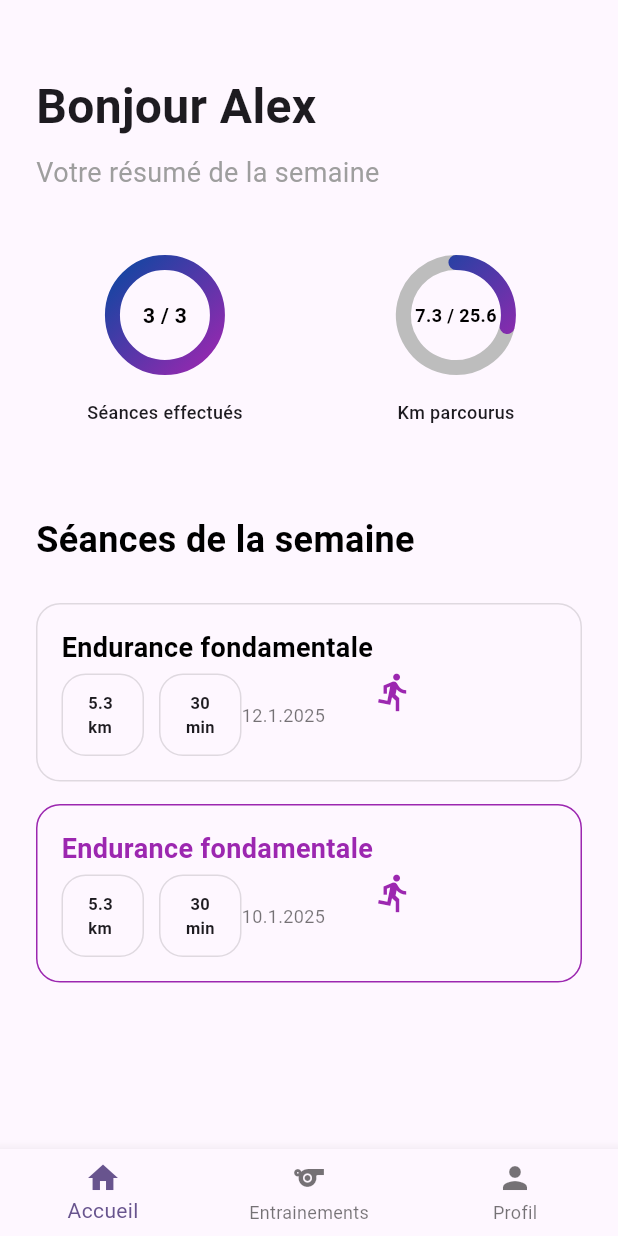
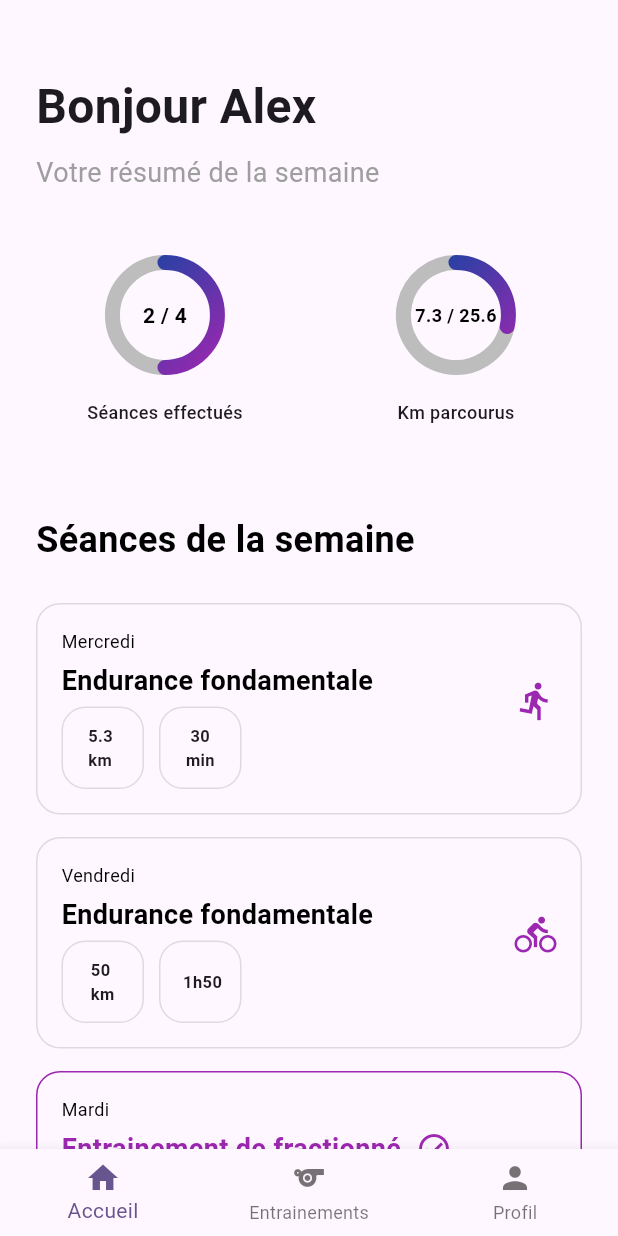
Before and after one commit to ferum-pdg/mobile-app, a Flutter app: the screen it shows after launch, on a phone screen of 412 x 824 dp. Run offline on Flutter 3.47's test engine with Material 3 defaults, Android fonts, the phone set to English and light mode, and no system bars; our stand-ins replace share_plus; missing offline and left inert: pigeon.

Commit message:
feat: wokouts cards finished

```diff
--- a/lib/models/workout.dart
+++ b/lib/models/workout.dart
@@ -7,6 +7,9 @@ class WorkoutClass {
   final DateTime Date;
   final workoutType;
   final workoutSport;
+  final int duration;
+  final double distance;
+  final String day;
 
   WorkoutClass({
     required this.id,
@@ -15,6 +18,9 @@ class WorkoutClass {
     required this.Date,
     required this.workoutType,
     required this.workoutSport,
+    required this.duration,
+    required this.distance,
+    required this.day,
   });
 
   factory WorkoutClass.fromJson(Map<String, dynamic> json) {
@@ -25,6 +31,9 @@ class WorkoutClass {
       Date: json['Date'],
       workoutType: json['workoutType'],
       workoutSport: json['workoutSport'],
+      duration: json['duration'],
+      distance: json['distance'],
+      day: json['day'],
     );
   }
 
--- a/lib/pages/home.dart
+++ b/lib/pages/home.dart
@@ -22,14 +22,11 @@ class MyHomePage extends StatefulWidget {
 }
 
 class _MyHomePageState extends State<MyHomePage> {
-  int? steps = 0;
-  double active_energy_burned = 0;
-  double distance_walking_running = 0;
-  int heart_rate_resting = 0;
-
+  late final List<WorkoutClass> weeklyWokouts;
   @override
   void initState() {
     super.initState();
+    initWeeklyWorkouts();
 
     //Demande authorisation
     authHealthKit
@@ -61,10 +58,60 @@ class _MyHomePageState extends State<MyHomePage> {
     }
   }
 
+  Future<void> initWeeklyWorkouts() async {
+    weeklyWokouts = [
+      WorkoutClass(
+        id: 1,
+        name: "EF matin",
+        done: false,
+        Date: DateTime(2025, 1, 12),
+        workoutType: workoutType.EF,
+        workoutSport: workoutSport.RUNNING,
+        duration: 30,
+        distance: 5.3,
+        day: "Mercredi",
+      ),
+      WorkoutClass(
+        id: 2,
+        name: "Fractionné running matin",
+        done: true,
+        Date: DateTime(2025, 1, 10),
+        workoutType: workoutType.FRACTIONNE,
+        workoutSport: workoutSport.RUNNING,
+        duration: 45,
+        distance: 7.8,
+        day: "Mardi",
+      ),
+      WorkoutClass(
+        id: 3,
+        name: "Tempo natation soir",
+        done: true,
+        Date: DateTime(2025, 1, 10),
+        workoutType: workoutType.TEMPO,
+        workoutSport: workoutSport.SWIMMING,
+        duration: 40,
+        distance: 1000,
+        day: "Lundi",
+      ),
+      WorkoutClass(
+        id: 4,
+        name: "EF vélo soir",
+        done: false,
+        Date: DateTime(2025, 1, 10),
+        workoutType: workoutType.EF,
+        workoutSport: workoutSport.CYCLING,
+        duration: 110,
+        distance: 50,
+        day: "Vendredi",
+      ),
+    ];
+  }
+
   @override
   Widget build(BuildContext context) {
     return Scaffold(
       body: SafeArea(
+        child: SingleChildScrollView(
           child: Padding(
             padding: const EdgeInsets.all(24.0),
             child: Column(
@@ -85,8 +132,8 @@ class _MyHomePageState extends State<MyHomePage> {
                   mainAxisAlignment: MainAxisAlignment.spaceEvenly,
                   children: [
                     circularPogressBar(
-                    totalDone: 3,
-                    total: 3,
+                      totalDone: 2,
+                      total: 4,
                       label: "Séances effectués",
                       toInt: true,
                     ),
@@ -108,32 +155,29 @@ class _MyHomePageState extends State<MyHomePage> {
                   ),
                 ),
                 SizedBox(height: 25),
+                for (WorkoutClass w in weeklyWokouts) ...[
+                  if (!w.done) ...[
                     workoutCard(
                       title: "Test",
                       subtitle: "test subtitle",
-                workout: WorkoutClass(
-                  id: 1,
-                  name: "EF matin",
-                  done: false,
-                  Date: DateTime(2025, 1, 12),
-                  workoutType: workoutType.EF,
-                  workoutSport: workoutSport.RUNNING,
-                ),
+                      workout: w,
                     ),
                     const SizedBox(height: 15),
+                  ],
+                ],
+
+                for (WorkoutClass w in weeklyWokouts) ...[
+                  if (w.done) ...[
                     workoutCard(
                       title: "Test",
                       subtitle: "test subtitle",
-                workout: WorkoutClass(
-                  id: 1,
-                  name: "EF matin",
-                  done: true,
-                  Date: DateTime(2025, 1, 10),
-                  workoutType: workoutType.EF,
-                  workoutSport: workoutSport.RUNNING,
+                      workout: w,
                     ),
+                    const SizedBox(height: 15),
+                  ],
+                ],
+              ],
             ),
-            ],
           ),
         ),
       ),
--- a/lib/widgets/workoutCard.dart
+++ b/lib/widgets/workoutCard.dart
@@ -32,9 +32,17 @@ class workoutCard extends StatelessWidget {
         child: Column(
           children: [
             Row(
+              mainAxisAlignment: MainAxisAlignment.spaceBetween,
               children: [
                 Column(
                   crossAxisAlignment: CrossAxisAlignment.start,
+                  children: [
+                    Text(
+                      "${workout.day}",
+                      style: TextStyle(fontSize: 12, color: Colors.black),
+                    ),
+                    SizedBox(height: 5),
+                    Row(
                       children: [
                         if (workout.workoutType == workoutType.EF)
                           Text(
@@ -42,7 +50,9 @@ class workoutCard extends StatelessWidget {
                             style: TextStyle(
                               fontSize: 18,
                               fontWeight: FontWeight.bold,
-                          color: workout.done ? Colors.purple : Colors.black,
+                              color: workout.done
+                                  ? Colors.purple
+                                  : Colors.black,
                             ),
                           )
                         else if (workout.workoutType == workoutType.FRACTIONNE)
@@ -51,45 +61,83 @@ class workoutCard extends StatelessWidget {
                             style: TextStyle(
                               fontSize: 18,
                               fontWeight: FontWeight.bold,
-                          color: workout.done ? Colors.purple : Colors.black,
+                              color: workout.done
+                                  ? Colors.purple
+                                  : Colors.black,
                             ),
                           )
                         else if (workout.workoutType == workoutType.TEMPO)
                           Text(
-                        "Entrainement temp",
+                            "Entrainement tempo",
                             style: TextStyle(
                               fontSize: 18,
                               fontWeight: FontWeight.bold,
-                          color: workout.done ? Colors.purple : Colors.black,
+                              color: workout.done
+                                  ? Colors.purple
+                                  : Colors.black,
                             ),
                           ),
+                        if (workout.done) ...[
+                          SizedBox(width: 10),
+                          Icon(
+                            Icons.check_circle_outline_sharp,
+                            color: Colors.purple,
+                          ),
+                        ],
+                      ],
+                    ), //ici
                     const SizedBox(height: 4),
                     Row(
                       mainAxisAlignment: MainAxisAlignment.spaceBetween,
                       crossAxisAlignment: CrossAxisAlignment.center,
                       children: [
-                        Row(
-                          children: [
-                            InfoCard(title: "5.3 \nkm"),
+                        if (workout.workoutSport == workoutSport.RUNNING)
+                          InfoCard(title: "${workout.distance} \nkm"),
+                        if (workout.workoutSport == workoutSport.CYCLING)
+                          InfoCard(
+                            title:
+                                "${workout.distance.toStringAsFixed(0)} \nkm",
+                          ),
+                        if (workout.workoutSport == workoutSport.SWIMMING)
+                          InfoCard(
+                            title:
+                                "${workout.distance.toStringAsFixed(0)} \n  m",
+                          ),
                         SizedBox(width: 10),
-                            InfoCard(title: " 30 \nmin"),
-                          ],
+                        if (workout.duration > 60)
+                          InfoCard(
+                            title: " ${formatDuration(workout.duration)}",
                           ),
-                        Text(
-                          "${workout.Date.day}.${workout.Date.month}.${workout.Date.year}",
-                          style: const TextStyle(
-                            color: Colors.black54,
-                            fontSize: 12,
-                          ),
-                        ),
+                        if (workout.duration < 60)
+                          InfoCard(title: " ${workout.duration} \nmin"),
+                        SizedBox(width: 100),
                       ],
                     ),
                   ],
                 ),
+                Column(
+                  children: [
+                    if (workout.workoutSport == workoutSport.RUNNING) ...[
                       const Icon(
                         Icons.directions_run,
                         size: 28,
                         color: Colors.purple,
+                      ),
+                    ],
+
+                    if (workout.workoutSport == workoutSport.CYCLING) ...[
+                      const Icon(
+                        Icons.directions_bike,
+                        size: 28,
+                        color: Colors.purple,
+                      ),
+                    ],
+                    if (workout.workoutSport == workoutSport.SWIMMING) ...[
+                      const Icon(Icons.pool, size: 28, color: Colors.purple),
+                    ],
+
+                    SizedBox(height: 10),
+                  ],
                 ),
               ],
             ),
@@ -99,3 +147,9 @@ class workoutCard extends StatelessWidget {
     );
   }
 }
+
+String formatDuration(int totalMinutes) {
+  final hours = totalMinutes ~/ 60;
+  final minutes = totalMinutes % 60;
+  return '${hours}h${minutes.toString().padLeft(2, '0')}';
+}
```
Lines whose indentation alone changed are shown as unchanged.
